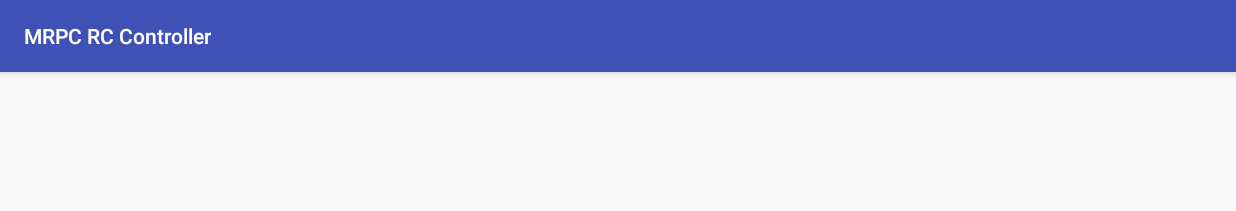
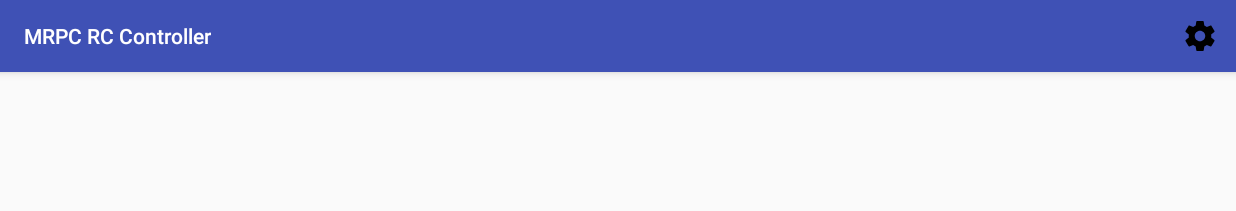
Before and after one commit to pddenhar/IOT-RC-Controller, an Android app: the screen it shows after launch (MainActivity), on a phone screen of 824 x 412 dp (held sideways). Shown: the top 211 px of the screen. Run offline under Robolectric (Android 15) with nearby library versions, the phone set to English and light mode, and no system bars; libraries missing offline, so code that uses them is left out: net.vector57.mrpc; 1 statement that could not run was skipped.

Commit message:
Add throttle range as a setting

```diff
--- a/app/src/main/AndroidManifest.xml
+++ b/app/src/main/AndroidManifest.xml
@@ -17,6 +17,7 @@
                 <category android:name="android.intent.category.LAUNCHER" />
             </intent-filter>
         </activity>
+        <activity android:name=".SettingsActivity" android:exported="false"/>
     </application>
 
 </manifest>
--- /dev/null
+++ b/app/src/main/java/com/fewstreet/iot_rc_controller/SettingsActivity.java
@@ -0,0 +1,41 @@
+package com.fewstreet.iot_rc_controller;
+
+import android.content.Context;
+import android.content.SharedPreferences;
+import android.os.Bundle;
+import android.preference.PreferenceActivity;
+import android.preference.PreferenceFragment;
+import android.preference.PreferenceManager;
+
+/**
+ * Created by peter on 2/1/17.
+ */
+
+public class SettingsActivity extends PreferenceActivity {
+
+    public static float getThrottleRange(Context context) {
+        SharedPreferences sharedPref = PreferenceManager.getDefaultSharedPreferences(context);
+        //minimum distance is in meters
+        float value = Float.parseFloat(sharedPref.getString("throttle_range", "1.0"));
+        return value;
+    }
+
+    @Override
+    public void onCreate(Bundle savedInstanceState) {
+        super.onCreate(savedInstanceState);
+        // Display the fragment as the main content.
+        getFragmentManager().beginTransaction()
+                .replace(android.R.id.content, new SettingsFragment())
+                .commit();
+    }
+
+    public static class SettingsFragment extends PreferenceFragment {
+        @Override
+        public void onCreate(Bundle savedInstanceState) {
+            super.onCreate(savedInstanceState);
+
+            // Load the preferences from an XML resource
+            addPreferencesFromResource(R.xml.preferences);
+        }
+    }
+}
--- /dev/null
+++ b/app/src/main/res/drawable/ic_settings_black_24dp.xml
@@ -0,0 +1,9 @@
+<vector xmlns:android="http://schemas.android.com/apk/res/android"
+        android:width="24dp"
+        android:height="24dp"
+        android:viewportWidth="24.0"
+        android:viewportHeight="24.0">
+    <path
+        android:fillColor="#FF000000"
+        android:pathData="M19.43,12.98c0.04,-0.32 0.07,-0.64 0.07,-0.98s-0.03,-0.66 -0.07,-0.98l2.11,-1.65c0.19,-0.15 0.24,-0.42 0.12,-0.64l-2,-3.46c-0.12,-0.22 -0.39,-0.3 -0.61,-0.22l-2.49,1c-0.52,-0.4 -1.08,-0.73 -1.69,-0.98l-0.38,-2.65C14.46,2.18 14.25,2 14,2h-4c-0.25,0 -0.46,0.18 -0.49,0.42l-0.38,2.65c-0.61,0.25 -1.17,0.59 -1.69,0.98l-2.49,-1c-0.23,-0.09 -0.49,0 -0.61,0.22l-2,3.46c-0.13,0.22 -0.07,0.49 0.12,0.64l2.11,1.65c-0.04,0.32 -0.07,0.65 -0.07,0.98s0.03,0.66 0.07,0.98l-2.11,1.65c-0.19,0.15 -0.24,0.42 -0.12,0.64l2,3.46c0.12,0.22 0.39,0.3 0.61,0.22l2.49,-1c0.52,0.4 1.08,0.73 1.69,0.98l0.38,2.65c0.03,0.24 0.24,0.42 0.49,0.42h4c0.25,0 0.46,-0.18 0.49,-0.42l0.38,-2.65c0.61,-0.25 1.17,-0.59 1.69,-0.98l2.49,1c0.23,0.09 0.49,0 0.61,-0.22l2,-3.46c0.12,-0.22 0.07,-0.49 -0.12,-0.64l-2.11,-1.65zM12,15.5c-1.93,0 -3.5,-1.57 -3.5,-3.5s1.57,-3.5 3.5,-3.5 3.5,1.57 3.5,3.5 -1.57,3.5 -3.5,3.5z"/>
+</vector>
--- a/app/src/main/res/layout/activity_main.xml
+++ b/app/src/main/res/layout/activity_main.xml
@@ -1,16 +1,10 @@
 <?xml version="1.0" encoding="utf-8"?>
 <LinearLayout xmlns:android="http://schemas.android.com/apk/res/android"
     xmlns:tools="http://schemas.android.com/tools"
-    android:id="@+id/activity_main"
     android:layout_width="match_parent"
     android:layout_height="match_parent"
-    android:paddingBottom="@dimen/activity_vertical_margin"
-    android:paddingLeft="@dimen/activity_horizontal_margin"
-    android:paddingRight="@dimen/activity_horizontal_margin"
-    android:paddingTop="@dimen/activity_vertical_margin"
-    android:weightSum="2"
-    tools:context="com.fewstreet.iot_rc_controller.MainActivity"
-    android:orientation="horizontal">
+    tools:context=".MainActivity"
+    android:orientation="vertical">
 
     <com.MobileAnarchy.Android.Widgets.Joystick.DualJoystickView
         android:id="@+id/dualjoystickView"
--- /dev/null
+++ b/app/src/main/res/menu/settings.xml
@@ -0,0 +1,9 @@
+<?xml version="1.0" encoding="utf-8"?>
+<menu xmlns:android="http://schemas.android.com/apk/res/android"
+    xmlns:app="http://schemas.android.com/apk/res-auto">
+    <!-- Settings, should always be in the overflow -->
+    <item android:id="@+id/action_settings"
+        android:title="Settings"
+        android:icon="@drawable/ic_settings_black_24dp"
+        app:showAsAction="ifRoom" />
+</menu>
--- /dev/null
+++ b/app/src/main/res/xml/preferences.xml
@@ -0,0 +1,11 @@
+<?xml version="1.0" encoding="utf-8"?>
+<PreferenceScreen xmlns:android="http://schemas.android.com/apk/res/android">
+
+    <EditTextPreference
+        android:defaultValue="1.0"
+        android:selectAllOnFocus="true"
+        android:singleLine="true"
+        android:title="Throttle Range"
+        android:key="throttle_range"
+        android:inputType="numberDecimal"/>
+</PreferenceScreen>
```
Also changed, not shown: app/src/main/java/com/fewstreet/iot_rc_controller/MainActivity.java (+39 -14 lines), 1 other file.
